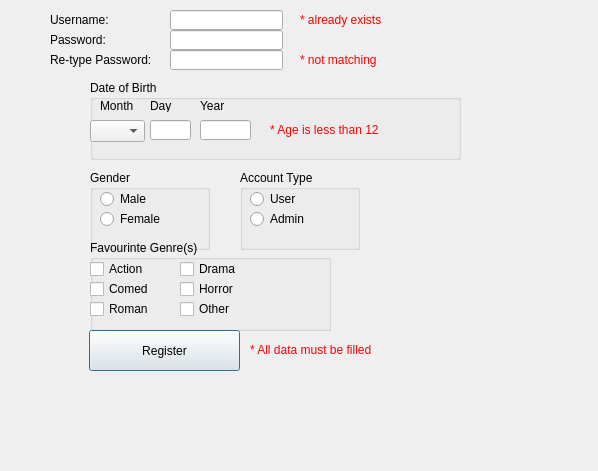
Sondos282/Assignment1, file registerwindow.ui: the form before one commit.
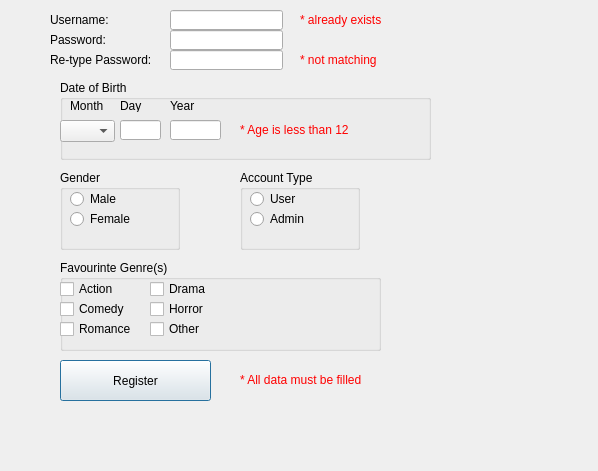
The form after the commit.

Patch:
```diff
--- a/registerwindow.ui
+++ b/registerwindow.ui
@@ -85,7 +85,7 @@
   <widget class="QGroupBox" name="groupBox_birthdate">
    <property name="geometry">
     <rect>
-     <x>90</x>
+     <x>60</x>
      <y>80</y>
      <width>371</width>
      <height>80</height>
@@ -180,7 +180,7 @@
   <widget class="QGroupBox" name="groupBox_gender">
    <property name="geometry">
     <rect>
-     <x>90</x>
+     <x>60</x>
      <y>170</y>
      <width>120</width>
      <height>80</height>
@@ -258,9 +258,9 @@
   <widget class="QGroupBox" name="groupBox_genres">
    <property name="geometry">
     <rect>
-     <x>90</x>
-     <y>240</y>
-     <width>241</width>
+     <x>60</x>
+     <y>260</y>
+     <width>321</width>
      <height>91</height>
     </rect>
    </property>
@@ -272,7 +272,7 @@
      <rect>
       <x>0</x>
       <y>20</y>
-      <width>58</width>
+      <width>71</width>
       <height>18</height>
      </rect>
     </property>
@@ -285,7 +285,7 @@
      <rect>
       <x>90</x>
       <y>20</y>
-      <width>58</width>
+      <width>91</width>
       <height>18</height>
      </rect>
     </property>
@@ -298,7 +298,7 @@
      <rect>
       <x>0</x>
       <y>40</y>
-      <width>58</width>
+      <width>81</width>
       <height>18</height>
      </rect>
     </property>
@@ -311,7 +311,7 @@
      <rect>
       <x>90</x>
       <y>40</y>
-      <width>58</width>
+      <width>91</width>
       <height>18</height>
      </rect>
     </property>
@@ -324,7 +324,7 @@
      <rect>
       <x>0</x>
       <y>60</y>
-      <width>58</width>
+      <width>91</width>
       <height>18</height>
      </rect>
     </property>
@@ -337,7 +337,7 @@
      <rect>
       <x>90</x>
       <y>60</y>
-      <width>58</width>
+      <width>81</width>
       <height>18</height>
      </rect>
     </property>
@@ -349,8 +349,8 @@
   <widget class="QPushButton" name="pushButton_Register">
    <property name="geometry">
     <rect>
-     <x>89</x>
-     <y>330</y>
+     <x>60</x>
+     <y>360</y>
      <width>151</width>
      <height>41</height>
     </rect>
@@ -388,8 +388,8 @@
   <widget class="QLabel" name="label_dataerror">
    <property name="geometry">
     <rect>
-     <x>250</x>
-     <y>340</y>
+     <x>240</x>
+     <y>370</y>
      <width>171</width>
      <height>20</height>
     </rect>
```
Left out of the diff: 2 changed lines with no effect on the pictures.
